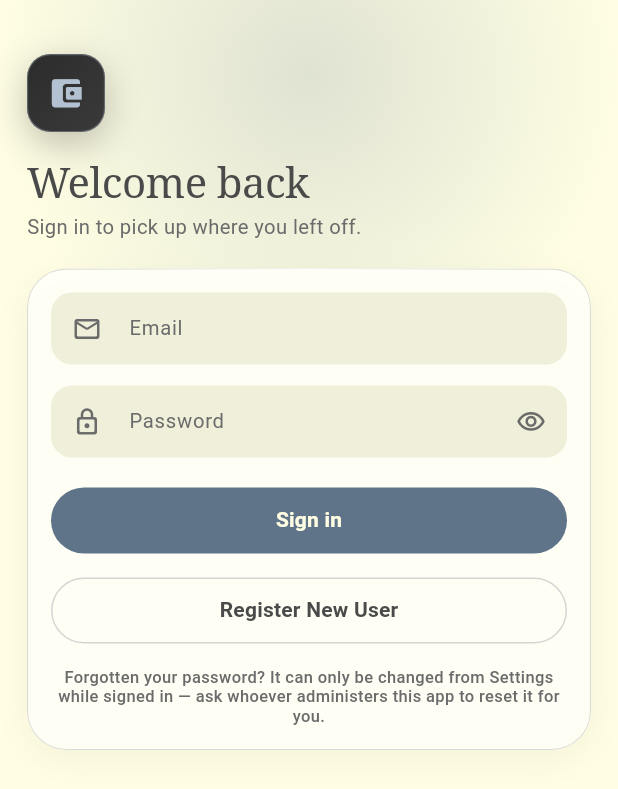
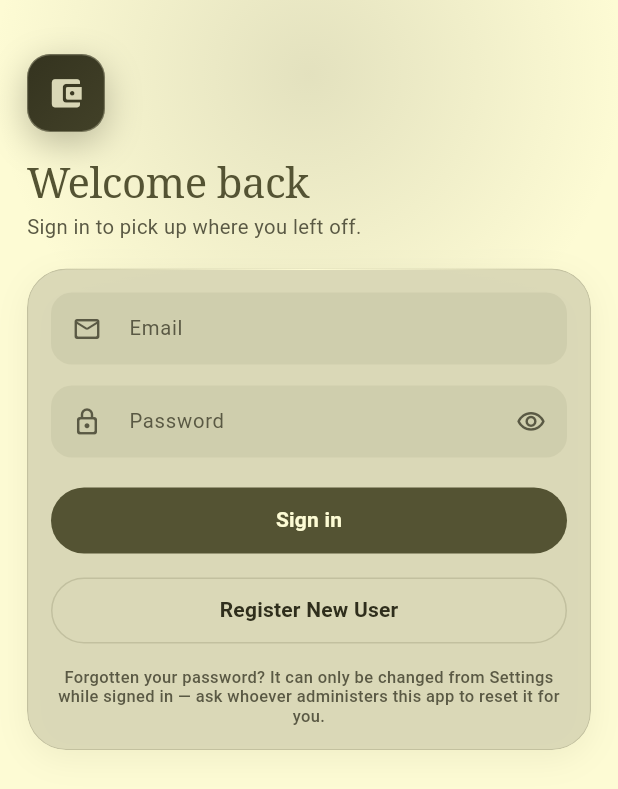
Before and after one commit to balaperformance/expense-tracker, a Flutter app: the screen it shows after launch, on a phone screen of 412 x 824 dp. Shown: the top 789 px of the screen. Run offline on Flutter 3.47's test engine with Material 3 defaults, Android fonts, the phone set to English and light mode, and no system bars; our stand-ins replace fl_chart, flutter_dotenv, image_picker, pdf, share_plus, shared_preferences and 1 more; missing offline and left inert: google_mlkit_text_recognition; accounts and stored records are empty.

Commit message:
Old Photograph theme
Replace Ink Wash with the Old Photograph palette: cream page, beige
cards, deep-olive primary for buttons, navigation, headings and figures,
olive-gray secondary accent. Olive gray is 2.5:1 on a beige card, so it
is used exactly on the page and in dark mode, while in-card icons, focus
rings and progress use deep olive and muted text uses the same hue
deepened to AA. Money tones deepened to stay readable on beige.

Charts keep Pastel Garden; on beige cards the light theme marks the
selected month in deep brown with rose context bars, since blush is
1.2:1 there.

Co-Authored-By: Claude Opus 5.5 <noreply@anthropic.com>

```diff
--- a/lib/core/theme/app_glass.dart
+++ b/lib/core/theme/app_glass.dart
@@ -97,27 +97,26 @@ class AppGlass {
 
   static const GlassTokens light = GlassTokens(
     isDark: false,
-    // A whiter ivory with body, laid over the ivory page like a sheet of
-    // paper. Much below 0.8 it stops reading as a surface at all.
-    fill: Color(0xEBFFFFF7),
-    fillStrong: Color(0xF7FFFFF7),
-    sunken: Color(0x4DCBCBCB),
-    // A white highlight along the top; the palette's cool gray around the
-    // rest, which is the hairline that defines the card on ivory.
-    borderTop: Color(0xFFFFFFFF),
-    borderBottom: Color(0xB3CBCBCB),
+    // The palette's beige with a touch of translucency, laid over the cream
+    // page like a mount card under an old print.
+    fill: Color(0xF0D9D7B6),
+    fillStrong: Color(0xFAD9D7B6),
+    sunken: Color(0x14545333),
+    // A cream highlight along the top; a deep-olive hairline around the rest.
+    borderTop: Color(0xFFFDFBD4),
+    borderBottom: Color(0x2E545333),
     blur: blurBar,
-    // Soft charcoal shadows, kept faint: the hairline does most of the work.
+    // Soft olive shadows, kept faint: the beige step does most of the work.
     shadow: <BoxShadow>[
       BoxShadow(
-        color: Color(0x0F4A4A4A),
+        color: Color(0x14545333),
         blurRadius: 18,
         offset: Offset(0, 6),
       ),
     ],
     shadowStrong: <BoxShadow>[
       BoxShadow(
-        color: Color(0x244A4A4A),
+        color: Color(0x29545333),
         blurRadius: 34,
         offset: Offset(0, 14),
       ),
@@ -126,13 +125,13 @@ class AppGlass {
 
   static const GlassTokens dark = GlassTokens(
     isDark: true,
-    // Lifted charcoal, not a black veil. A translucent black over a
+    // Lifted olive-black, not a black veil. A translucent black over a
     // near-black page produces no surface at all.
-    fill: Color(0xD92A2A2A),
-    fillStrong: Color(0xF5282828),
-    sunken: Color(0x1AFFFEE3),
-    borderTop: Color(0x29FFFEE3),
-    borderBottom: Color(0x17FFFEE3),
+    fill: Color(0xD92C2C1F),
+    fillStrong: Color(0xF52A2A1D),
+    sunken: Color(0x1AFDFBD4),
+    borderTop: Color(0x29FDFBD4),
+    borderBottom: Color(0x17FDFBD4),
     blur: blurBar,
     shadow: <BoxShadow>[
       BoxShadow(
@@ -211,7 +210,7 @@ class GlassSurface extends StatelessWidget {
   final bool opaque;
 
   /// An explicit body colour in place of the glass fill — for a pane that
-  /// is its own material, like the charcoal navigation bar. It still gets
+  /// is its own material, like the deep-olive navigation bar. It still gets
   /// the lit edge, and [opaque] still applies.
   final Color? color;
 
@@ -255,11 +254,11 @@ class GlassSurface extends StatelessWidget {
               right: radius * 0.5,
               top: 0,
               child: _TopHighlight(
-                // Over an explicit body colour (the charcoal nav bar) the
+                // Over an explicit body colour (the deep-olive nav bar) the
                 // glass highlight would be a hard white rule; a faint glint
                 // reads as the same lit edge.
                 colour: color != null
-                    ? const Color(0x29FFFEE3)
+                    ? const Color(0x29FDFBD4)
                     : glass.borderTop,
               ),
             ),
--- a/lib/core/theme/app_theme.dart
+++ b/lib/core/theme/app_theme.dart
@@ -38,16 +38,17 @@ class AppTheme {
     final Color muted =
         isDark ? AppColors.darkTextMuted : AppColors.lightTextMuted;
     final Color primary = isDark ? AppColors.brandDark : AppColors.brand;
-    // The exact palette accent, for highlights that carry no text. See the
-    // note in AppColors on why buttons use [primary] instead.
+    // The secondary accent, olive gray, for washes and highlights on the
+    // page. It is too faint on a beige card to mark a control, so focus
+    // rings and progress use [primary]; see the note in AppColors.
     const Color accent = AppColors.accent;
-    final Color onAccentInk = isDark ? AppColors.darkBackground : AppColors.ivory;
+    final Color onAccentInk = isDark ? AppColors.darkBackground : AppColors.cream;
     final Color error = isDark ? AppColors.expenseDark : AppColors.expense;
 
     final ColorScheme scheme = ColorScheme(
       brightness: brightness,
       primary: primary,
-      onPrimary: isDark ? AppColors.darkBackground : AppColors.ivory,
+      onPrimary: isDark ? AppColors.darkBackground : AppColors.cream,
       primaryContainer: primary.withOpacity(isDark ? 0.22 : 0.12),
       onPrimaryContainer: primary,
       secondary: accent,
@@ -59,13 +60,13 @@ class AppTheme {
       surfaceContainerHighest: sunken,
       onSurfaceVariant: muted,
       error: error,
-      onError: isDark ? AppColors.darkBackground : AppColors.ivory,
+      onError: isDark ? AppColors.darkBackground : AppColors.cream,
       errorContainer: error.withOpacity(isDark ? 0.20 : 0.10),
       onErrorContainer: error,
       outline: border,
       outlineVariant: border,
-      inverseSurface: isDark ? AppColors.ivory : AppColors.charcoal,
-      onInverseSurface: isDark ? AppColors.charcoal : AppColors.ivory,
+      inverseSurface: isDark ? AppColors.cream : AppColors.oliveInk,
+      onInverseSurface: isDark ? AppColors.oliveInk : AppColors.cream,
       shadow: Colors.black,
       scrim: Colors.black,
     );
@@ -156,8 +157,9 @@ class AppTheme {
         border: _inputBorder(Colors.transparent),
         enabledBorder: _inputBorder(Colors.transparent),
         disabledBorder: _inputBorder(Colors.transparent),
-        // The exact accent: a focus ring is a highlight, not text.
-        focusedBorder: _inputBorder(accent, width: 1.6),
+        // Deep olive, not the olive-gray accent: a focus ring has to clear
+        // 3:1 against a beige card, and olive gray is 2.5:1 there.
+        focusedBorder: _inputBorder(primary, width: 1.6),
         errorBorder: _inputBorder(error, width: 1.2),
         focusedErrorBorder: _inputBorder(error, width: 1.6),
         hintStyle: text.bodyMedium?.copyWith(color: muted),
@@ -440,7 +442,7 @@ class AppTheme {
         ),
       ),
       progressIndicatorTheme: ProgressIndicatorThemeData(
-        color: accent,
+        color: primary,
         linearTrackColor: onSurface.withOpacity(0.08),
         linearMinHeight: 6,
       ),
--- a/lib/core/theme/app_typography.dart
+++ b/lib/core/theme/app_typography.dart
@@ -96,27 +96,31 @@ class AppTypography {
   static TextTheme textTheme(ColorScheme scheme) {
     final Color onSurface = scheme.onSurface;
     final Color muted = scheme.onSurfaceVariant;
+    // The serif tier — headings, titles, figures — is set in the brand
+    // colour: the palette's deep olive is the "important text" ink, and body
+    // copy stays in the darker neutral ink below it.
+    final Color headline = scheme.primary;
 
     return TextTheme(
       // The single hero figure on a screen.
       displayLarge: _serif(
-          size: 34, height: 1.1, tracking: -0.6, color: onSurface),
+          size: 34, height: 1.1, tracking: -0.6, color: headline),
       displayMedium: _serif(
-          size: 30, height: 1.12, tracking: -0.5, color: onSurface),
+          size: 30, height: 1.12, tracking: -0.5, color: headline),
       displaySmall: _serif(
-          size: 28, height: 1.14, tracking: -0.4, color: onSurface),
+          size: 28, height: 1.14, tracking: -0.4, color: headline),
 
       // Figures and headings inside a card.
       headlineLarge: _serif(
-          size: 25, height: 1.18, tracking: -0.3, color: onSurface),
+          size: 25, height: 1.18, tracking: -0.3, color: headline),
       headlineMedium: _serif(
-          size: 21, height: 1.2, tracking: -0.2, color: onSurface),
+          size: 21, height: 1.2, tracking: -0.2, color: headline),
       headlineSmall: _serif(
-          size: 18.5, height: 1.22, tracking: -0.1, color: onSurface),
+          size: 18.5, height: 1.22, tracking: -0.1, color: headline),
 
       // Page title.
       titleLarge: _serif(
-          size: 21, height: 1.22, tracking: -0.2, color: onSurface),
+          size: 21, height: 1.22, tracking: -0.2, color: headline),
 
       // List-row title and row amount.
       titleMedium: TextStyle(
--- a/lib/screens/auth/auth_scaffold.dart
+++ b/lib/screens/auth/auth_scaffold.dart
@@ -10,7 +10,7 @@ import '../../widgets/common/surface_card.dart';
 ///
 /// Keeps the keyboard from covering inputs and gives every auth screen the
 /// same composition — the brand mark, a serif headline, and the form on a
-/// glass pane over a soft blue-gray light — so signing in, signing up and checking
+/// glass pane over a soft olive-gray light — so signing in, signing up and checking
 /// email feel like one flow rather than three pages.
 class AuthScaffold extends StatelessWidget {
   const AuthScaffold({
--- a/lib/screens/settings/settings_screen.dart
+++ b/lib/screens/settings/settings_screen.dart
@@ -513,7 +513,7 @@ class SettingsScreen extends StatelessWidget {
   }
 }
 
-/// The profile initial on a charcoal disc with a blue-gray ring — the same
+/// The profile initial on a deep-olive disc with an olive-gray ring — the same
 /// material as the brand mark, so the account reads as part of the app.
 class _ProfileAvatar extends StatelessWidget {
   const _ProfileAvatar({required this.initial});
--- a/lib/widgets/common/app_sheet.dart
+++ b/lib/widgets/common/app_sheet.dart
@@ -25,8 +25,8 @@ Future<T?> showAppSheet<T>({
     isDismissible: isDismissible,
     enableDrag: enableDrag,
     backgroundColor: Colors.transparent,
-    // A charcoal scrim rather than pure black, which on the ivory page read
-    // as a dirty film.
+    // An olive-black scrim rather than pure black, which on the cream page
+    // read as a dirty film.
     barrierColor: AppColors.scrim.withOpacity(0.38),
     builder: (BuildContext sheetContext) =>
         _GlassSheetSurface(child: builder(sheetContext)),
--- a/lib/widgets/common/brand_mark.dart
+++ b/lib/widgets/common/brand_mark.dart
@@ -5,7 +5,7 @@ import '../../core/theme/app_colors.dart';
 import '../../core/theme/app_spacing.dart';
 import '../../core/theme/app_typography.dart';
 
-/// The app's mark: a charcoal tile with a blue-gray wallet glyph.
+/// The app's mark: a deep-olive tile with a beige wallet glyph.
 ///
 /// Drawn in code — a gradient, a hairline and an icon from the bundled
 /// Material font — so the identity costs no image asset and stays crisp at
--- a/lib/widgets/common/hero_surface.dart
+++ b/lib/widgets/common/hero_surface.dart
@@ -5,10 +5,10 @@ import '../../core/theme/app_glass.dart';
 import '../../core/theme/app_spacing.dart';
 import '../../core/theme/app_theme.dart';
 
-/// The charcoal hero pane — reserved for the one headline figure on a
+/// The deep-olive hero pane — reserved for the one headline figure on a
 /// screen (the dashboard snapshot, the accounts total).
 ///
-/// A deep charcoal gradient with ivory ink, so the number the user came for
+/// A deep-olive gradient with cream ink, so the number the user came for
 /// sits on the only dark surface on a light page (and lifts off the
 /// page in dark mode). Rationing is the point: two of these on one screen
 /// and neither is the hero.
@@ -86,7 +86,7 @@ class HeroSurface extends StatelessWidget {
   }
 }
 
-/// A soft blue-gray light, painted as a radial gradient rather than blurred.
+/// A soft beige light, painted as a radial gradient rather than blurred.
 class _Glow extends StatelessWidget {
   const _Glow({required this.size, required this.opacity});
 
--- a/lib/widgets/stat_tiles.dart
+++ b/lib/widgets/stat_tiles.dart
@@ -82,7 +82,7 @@ class StatTile extends StatelessWidget {
   }
 }
 
-/// The dashboard's financial snapshot, on the charcoal [HeroSurface].
+/// The dashboard's financial snapshot, on the deep-olive [HeroSurface].
 ///
 /// One dominant figure, two supporting legs, and the bank total when
 /// accounts exist.
@@ -399,7 +399,7 @@ class _QuickActionButton extends StatelessWidget {
   @override
   Widget build(BuildContext context) {
     final ThemeData theme = Theme.of(context);
-    final Color tone = action.tone ?? theme.colorScheme.secondary;
+    final Color tone = action.tone ?? theme.colorScheme.primary;
 
     return InkWell(
       onTap: action.onTap,
```
Also changed, not shown: lib/core/theme/app_chart_colors.dart (+14 -11 lines), lib/core/theme/app_colors.dart (+79 -78 lines), lib/widgets/charts/monthly_trend_chart.dart (+4 -3 lines), lib/widgets/common/glass_nav_bar.dart (+13 -15 lines), 4 other files.
